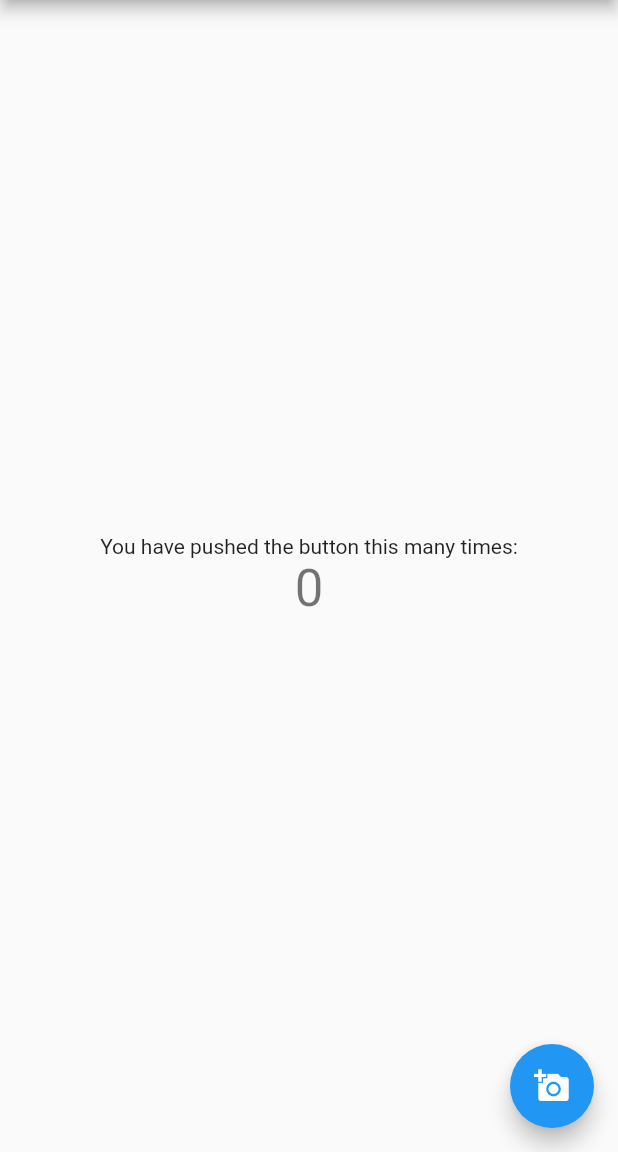
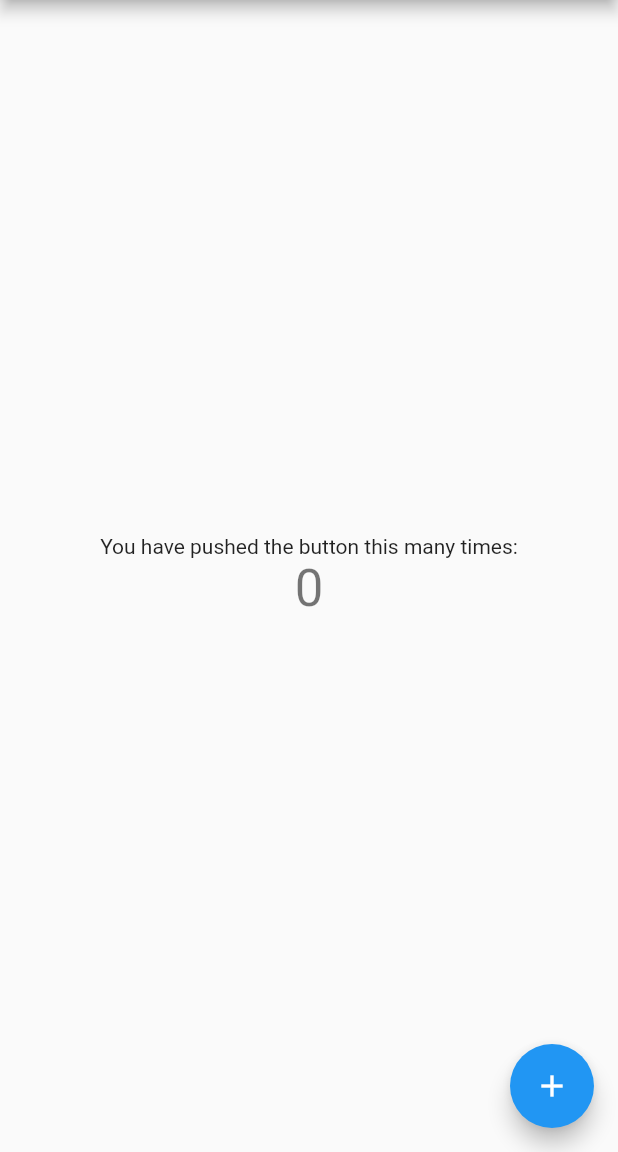
Before and after one commit to FatemeArjomandi/Flutter_application, a Flutter app: the screen it shows after launch, on a phone screen of 412 x 824 dp, the part 84-1236 px from its top. Run offline on Flutter 3.47's test engine with Material 2 defaults, Android fonts, the phone set to English and light mode, and no system bars.

Commit message:
test git diff

```diff
--- a/lib/main.dart
+++ b/lib/main.dart
@@ -108,7 +108,7 @@ class _MyHomePageState extends State<MyHomePage> {
       floatingActionButton: FloatingActionButton(
         onPressed: _incrementCounter,
         tooltip: 'Increment',
-        child: const Icon(Icons.add_a_photo),
+        child: const Icon(Icons.add),
       ), // This Fateme trailing comma makes auto-formatting nicer for build methods.
     );
 
```
